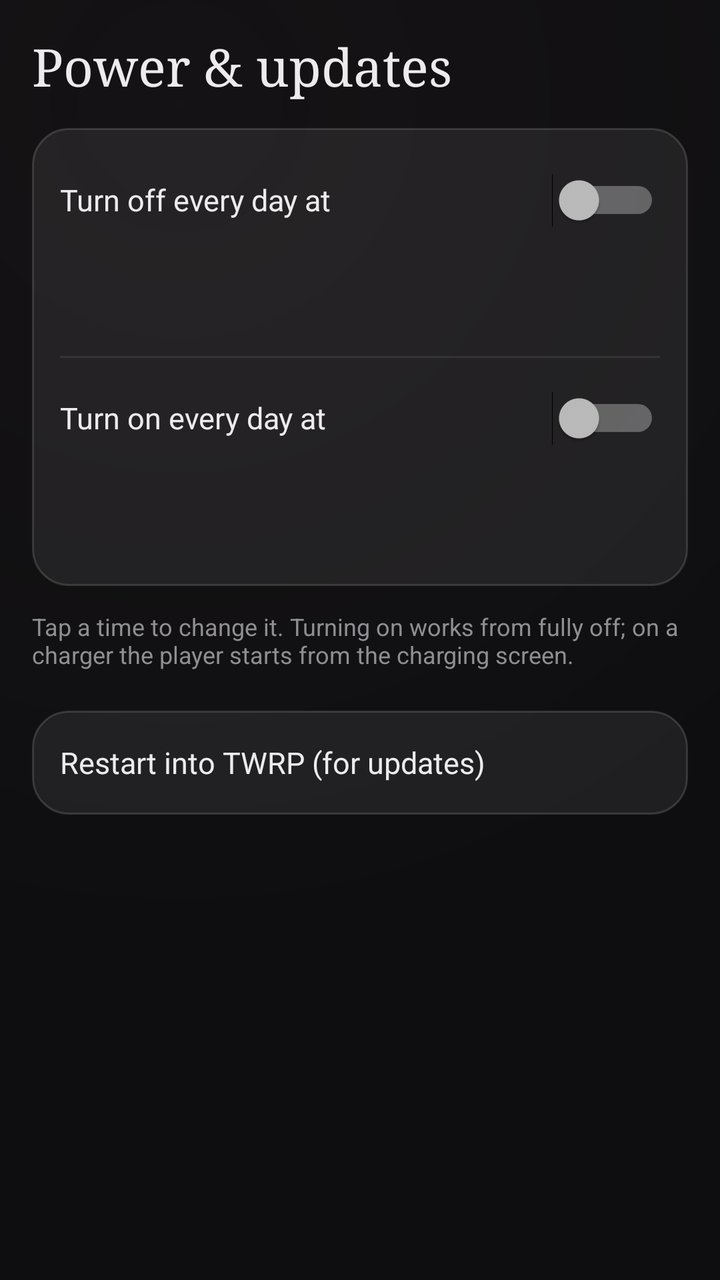
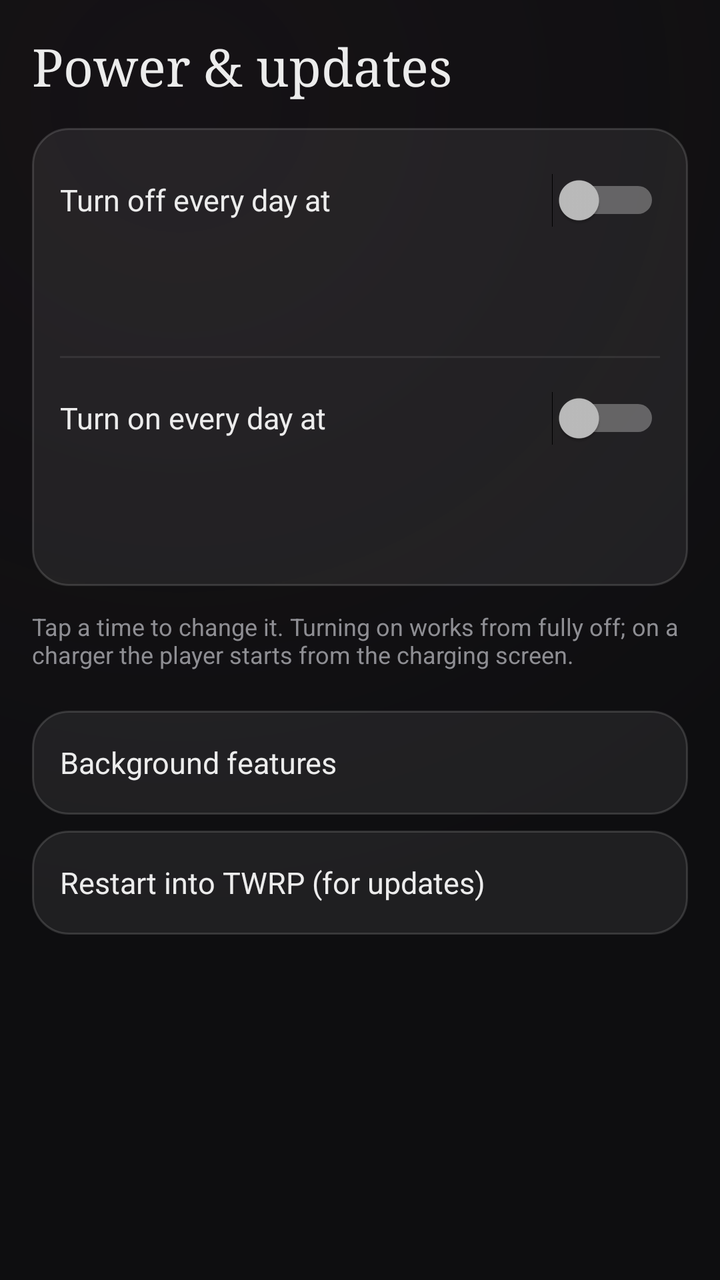

Screens rendered from an Android XML layout before and after an edit, with the pre-edit source and the edit as a unified diff.
<!-- AndroidManifest.xml: application theme Theme.Bidhata -->
<!-- res/layout/activity_power.xml -->
<?xml version="1.0" encoding="utf-8"?>
<LinearLayout xmlns:android="http://schemas.android.com/apk/res/android"
    android:layout_width="match_parent"
    android:layout_height="match_parent"
    android:orientation="vertical"
    android:padding="16dp">

    <TextView
        android:layout_width="wrap_content"
        android:layout_height="wrap_content"
        android:text="@string/power_title"
        android:textColor="@color/text"
        android:textSize="26sp"
        android:fontFamily="serif" />

    <LinearLayout
        android:layout_width="match_parent"
        android:layout_height="wrap_content"
        android:layout_marginTop="14dp"
        android:orientation="vertical"
        android:background="@drawable/tile_bg"
        android:padding="14dp">
        <Switch android:id="@+id/pw_off_switch"
            android:layout_width="match_parent" android:layout_height="44dp"
            android:text="@string/power_off_at" android:textColor="@color/text" android:textSize="15sp" />
        <TextView android:id="@+id/pw_off_time"
            android:layout_width="wrap_content" android:layout_height="48dp"
            android:gravity="center_vertical"
            android:textColor="@color/accent" android:textSize="30sp" android:fontFamily="serif"
            android:background="?android:attr/selectableItemBackground" />
        <View android:layout_width="match_parent" android:layout_height="1dp"
            android:layout_marginTop="8dp" android:layout_marginBottom="8dp" android:background="#14FFFFFF" />
        <Switch android:id="@+id/pw_on_switch"
            android:layout_width="match_parent" android:layout_height="44dp"
            android:text="@string/power_on_at" android:textColor="@color/text" android:textSize="15sp" />
        <TextView android:id="@+id/pw_on_time"
            android:layout_width="wrap_content" android:layout_height="48dp"
            android:gravity="center_vertical"
            android:textColor="@color/accent" android:textSize="30sp" android:fontFamily="serif"
            android:background="?android:attr/selectableItemBackground" />
    </LinearLayout>

    <TextView
        android:layout_width="match_parent"
        android:layout_height="wrap_content"
        android:layout_marginTop="12dp"
        android:text="@string/power_hint"
        android:textColor="@color/text_dim"
        android:textSize="12sp" />

    
    <TextView android:id="@+id/pw_recovery"
        android:layout_width="match_parent"
        android:layout_height="52dp"
        android:layout_marginTop="20dp"
        android:gravity="center_vertical"
        android:paddingLeft="14dp"
        android:paddingRight="14dp"
        android:background="@drawable/tile_bg"
        android:text="@string/power_recovery"
        android:textColor="@color/text"
        android:textSize="15sp" />
</LinearLayout>
<!-- resources referenced by this layout -->
<resources>
  <color name="accent">#FFF0841E</color>
  <color name="text">#FFECECEC</color>
  <color name="text_dim">#FF8E8E93</color>
  <!-- drawable tile_bg (drawable) -->
  <?xml version="1.0" encoding="utf-8"?>
  <ripple xmlns:android="http://schemas.android.com/apk/res/android" android:color="#33F0841E">
      <item>
          <shape android:shape="rectangle">
              <solid android:color="#12FFFFFF" />
              <stroke android:width="1dp" android:color="#24FFFFFF" />
              <corners android:radius="18dp" />
          </shape>
      </item>
  </ripple>
  <string name="power_hint">Tap a time to change it. Turning on works from fully off; on a charger the player starts from the charging screen.</string>
  <string name="power_off_at">Turn off every day at</string>
  <string name="power_on_at">Turn on every day at</string>
  <string name="power_recovery">Restart into TWRP (for updates)</string>
  <string name="power_title">Power &amp; updates</string>
  <style name="Theme.Bidhata" parent="@android:style/Theme.Material.NoActionBar">
          
          <item name="android:windowBackground">@drawable/home_bg</item>
          <item name="android:colorAccent">@color/accent</item>
          <item name="android:colorPrimary">@color/surface</item>
          <item name="android:colorPrimaryDark">@color/bg</item>
          <item name="android:statusBarColor">@color/bg</item>
          <item name="android:navigationBarColor">@color/bg</item>
          <item name="android:textColorPrimary">@color/text</item>
          <item name="android:textColorSecondary">@color/text_dim</item>
          <item name="android:windowAnimationStyle">@style/PageAnim</item>
      </style>
  <!-- drawable home_bg (drawable) -->
  <?xml version="1.0" encoding="utf-8"?>
  <layer-list xmlns:android="http://schemas.android.com/apk/res/android">
      <item><shape><solid android:color="#FF0E0E10" /></shape></item>
      <item>
          <shape>
              <gradient android:type="radial" android:gradientRadius="420dp"
                  android:centerX="0.25" android:centerY="0.08"
                  android:startColor="#2A3A2630" android:endColor="#000E0E10" />
          </shape>
      </item>
  </layer-list>
  <color name="surface">#FF1C1C1E</color>
  <color name="bg">#FF121212</color>
  <style name="PageAnim" parent="@android:style/Animation.Activity">
          <item name="android:activityOpenEnterAnimation">@anim/page_in</item>
          <item name="android:activityOpenExitAnimation">@anim/hold</item>
          <item name="android:activityCloseEnterAnimation">@anim/hold</item>
          <item name="android:activityCloseExitAnimation">@anim/page_out</item>
      </style>
</resources>

<!-- the commit's change to res/layout/activity_power.xml (unified diff, before → after) -->
@@ -1,7 +1,10 @@
 <?xml version="1.0" encoding="utf-8"?>
-<LinearLayout xmlns:android="http://schemas.android.com/apk/res/android"
+<ScrollView xmlns:android="http://schemas.android.com/apk/res/android"
     android:layout_width="match_parent"
-    android:layout_height="match_parent"
+    android:layout_height="match_parent">
+<LinearLayout
+    android:layout_width="match_parent"
+    android:layout_height="wrap_content"
     android:orientation="vertical"
     android:padding="16dp">
 
@@ -48,11 +51,23 @@
         android:textColor="@color/text_dim"
         android:textSize="12sp" />
 
+    <TextView android:id="@+id/pw_modules"
+        android:layout_width="match_parent"
+        android:layout_height="52dp"
+        android:layout_marginTop="20dp"
+        android:gravity="center_vertical"
+        android:paddingLeft="14dp"
+        android:paddingRight="14dp"
+        android:background="@drawable/tile_bg"
+        android:text="@string/modules_title"
+        android:textColor="@color/text"
+        android:textSize="15sp" />
+
     
     <TextView android:id="@+id/pw_recovery"
         android:layout_width="match_parent"
         android:layout_height="52dp"
-        android:layout_marginTop="20dp"
+        android:layout_marginTop="8dp"
         android:gravity="center_vertical"
         android:paddingLeft="14dp"
         android:paddingRight="14dp"
@@ -61,3 +76,4 @@
         android:textColor="@color/text"
         android:textSize="15sp" />
 </LinearLayout>
+</ScrollView>
<!-- resource entries referenced after the edit -->
@@ -14,6 +14,7 @@
           </shape>
       </item>
   </ripple>
+  <string name="modules_title">Background features</string>
   <string name="power_hint">Tap a time to change it. Turning on works from fully off; on a charger the player starts from the charging screen.</string>
   <string name="power_off_at">Turn off every day at</string>
   <string name="power_on_at">Turn on every day at</string>
